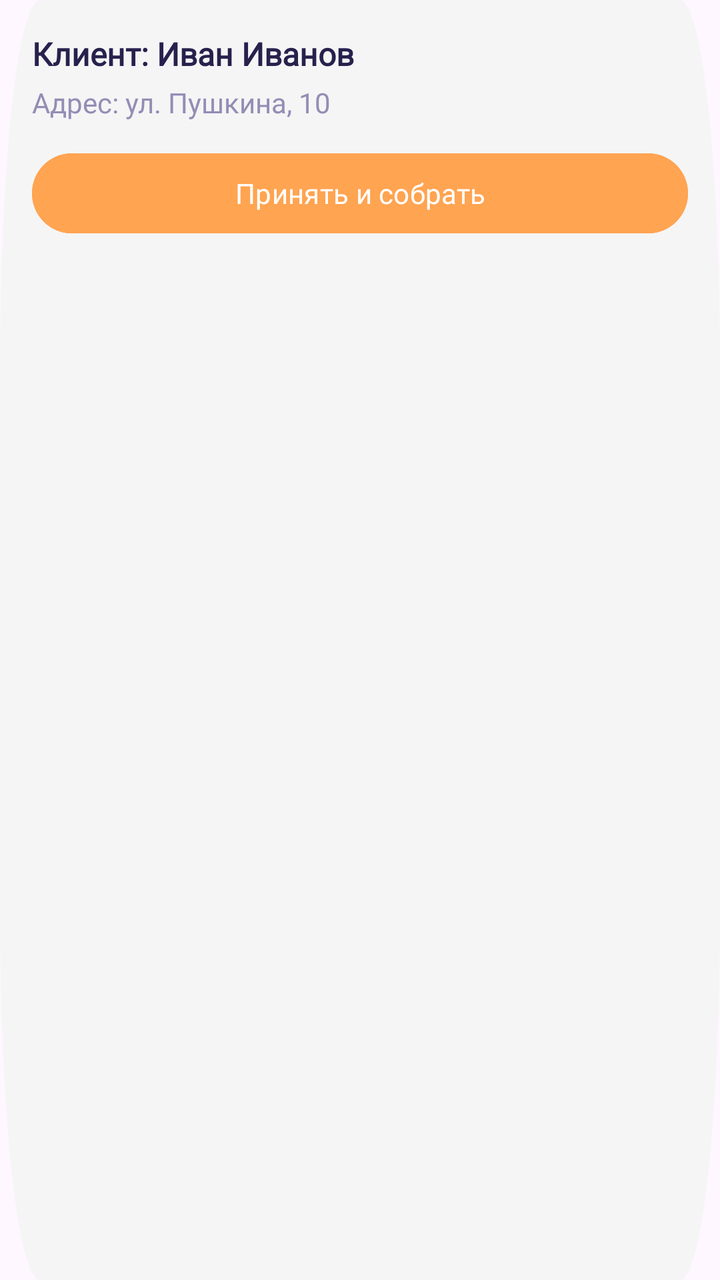
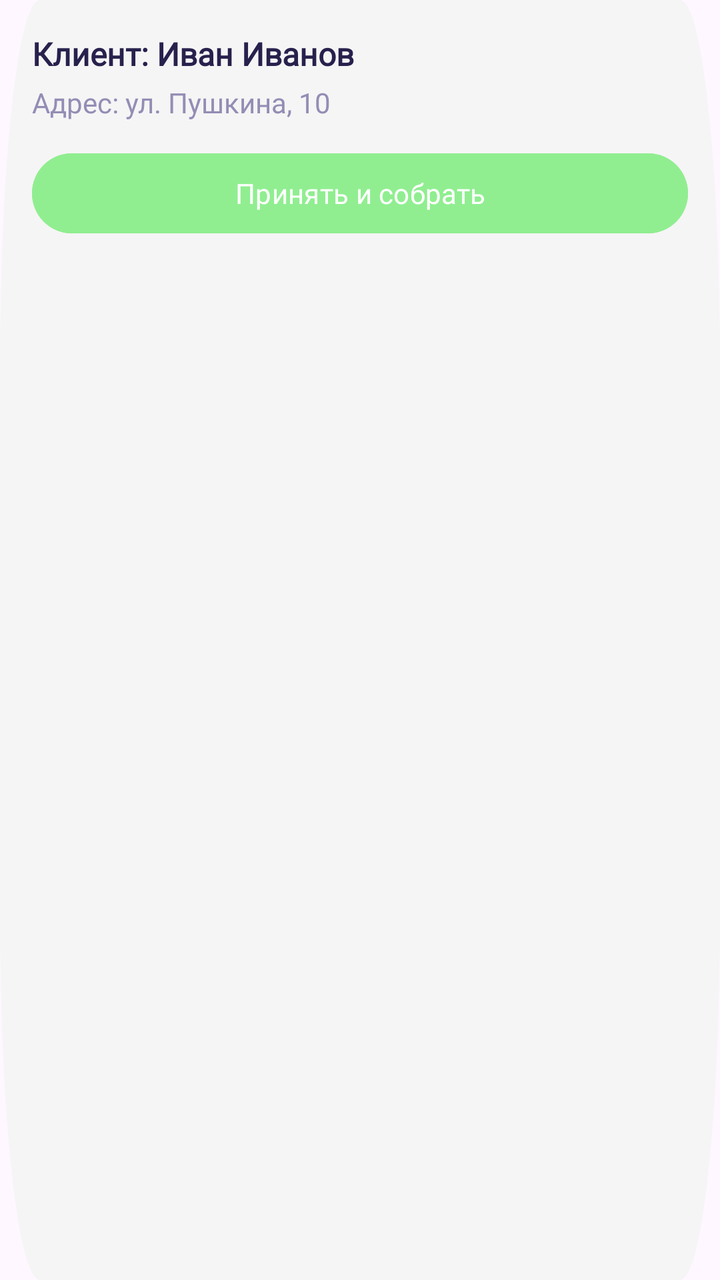

Before-and-after screenshots of an Android layout around one commit, followed by the original layout XML and the change that was made.
<!-- AndroidManifest.xml: application theme Theme.Products24 -->
<!-- res/layout/item_order_courier.xml -->
<?xml version="1.0" encoding="utf-8"?>
<LinearLayout xmlns:android="http://schemas.android.com/apk/res/android"
    android:layout_width="match_parent"
    android:layout_height="wrap_content"
    android:layout_marginBottom="16dp"
    android:background="@drawable/rectangle_21"
    android:backgroundTint="#F5F5F5"
    android:orientation="vertical"
    android:padding="16dp">

    <TextView
        android:id="@+id/courOrderCustomer"
        android:layout_width="wrap_content"
        android:layout_height="wrap_content"
        android:fontFamily="@font/nun_med"
        android:text="Клиент: Иван Иванов"
        android:textColor="#27214D"
        android:textSize="16sp"
        android:textStyle="bold" />

    <TextView
        android:id="@+id/courOrderAddress"
        android:layout_width="wrap_content"
        android:layout_height="wrap_content"
        android:layout_marginTop="4dp"
        android:fontFamily="@font/nun_reg"
        android:text="Адрес: ул. Пушкина, 10"
        android:textColor="#938DB5"
        android:textSize="14sp" />

    <Button
        android:id="@+id/btnAcceptOrder"
        android:layout_width="match_parent"
        android:layout_height="48dp"
        android:layout_marginTop="12dp"
        android:backgroundTint="#FFA451"
        android:fontFamily="@font/nun_med"
        android:text="Принять и собрать"
        android:textAllCaps="false"
        android:textColor="@color/white" />
</LinearLayout>
<!-- resources referenced by this layout -->
<resources>
  <color name="white">#FFFFFFFF</color>
  <!-- drawable rectangle_21 (drawable) -->
  <vector xmlns:android="http://schemas.android.com/apk/res/android"
      android:width="288dp"
      android:height="56dp"
      android:viewportWidth="288"
      android:viewportHeight="56">
    <path
        android:pathData="M16,0L272,0A16,16 0,0 1,288 16L288,40A16,16 0,0 1,272 56L16,56A16,16 0,0 1,0 40L0,16A16,16 0,0 1,16 0z"
        android:fillColor="#F3F4F9"/>
  </vector>
  <style name="Theme.Products24" parent="Base.Theme.Products24" />
  <style name="Base.Theme.Products24" parent="Theme.Material3.DayNight.NoActionBar">
          
          
      </style>
</resources>

<!-- the commit's change to res/layout/item_order_courier.xml (unified diff, before → after) -->
@@ -33,7 +33,7 @@
         android:layout_width="match_parent"
         android:layout_height="48dp"
         android:layout_marginTop="12dp"
-        android:backgroundTint="#FFA451"
+        android:backgroundTint="#90ee90"
         android:fontFamily="@font/nun_med"
         android:text="Принять и собрать"
         android:textAllCaps="false"
